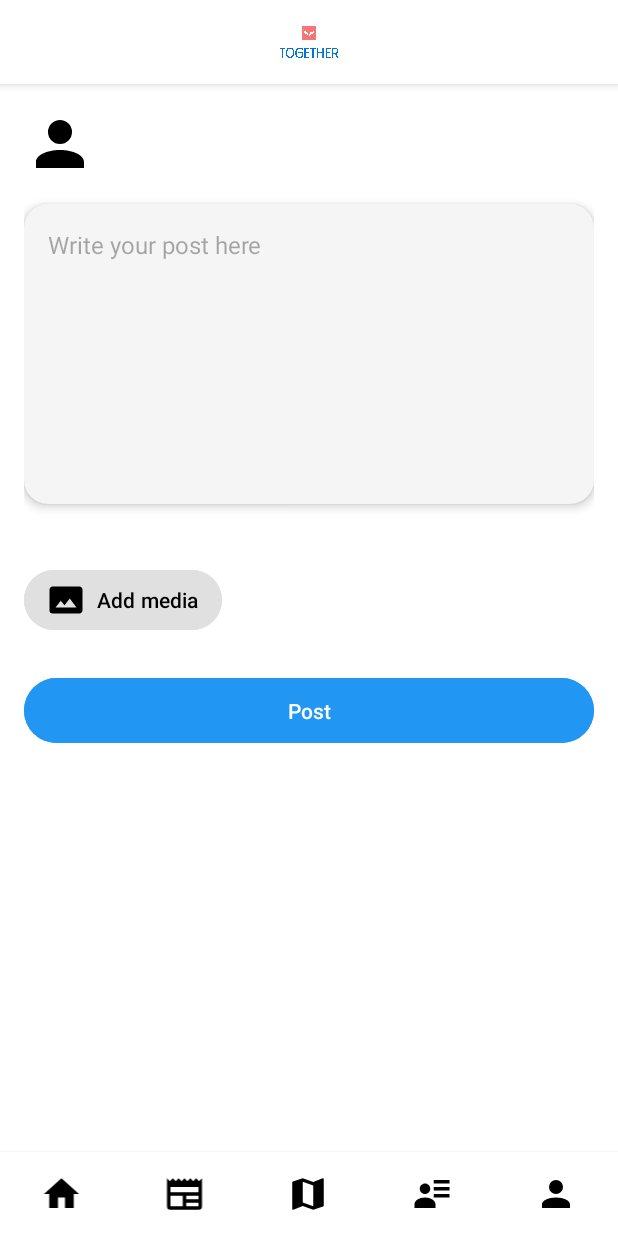
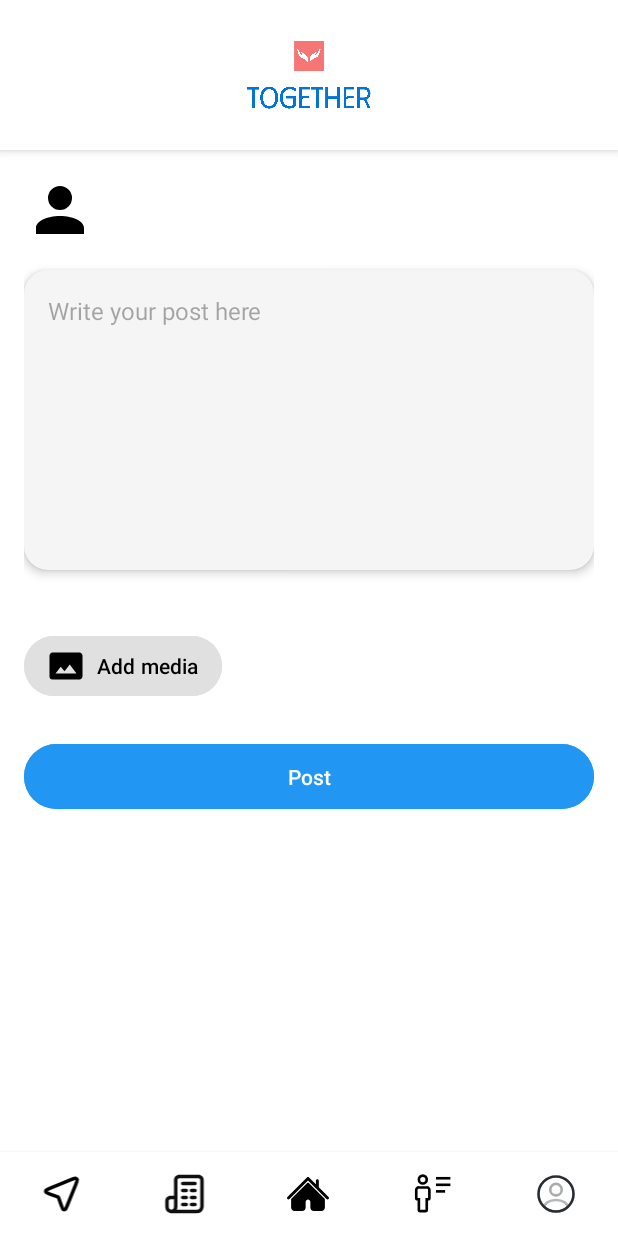
Before and after one commit to dormatana101/TogetherApp, an Android app: the addPostFragment screen opened through its navigation route, on a phone screen of 412 x 824 dp. Run offline under Robolectric (Android 15) with nearby library versions, the phone set to English and light mode, and no system bars; our stand-ins replace Firebase (no records; nobody signed in at launch, a user with empty details on screens opened directly), Picasso; libraries missing offline, so code that uses them is left out: jp.wasabeef.picasso; pictures from the network do not load.

Commit message:
UI changes + delete photos

```diff
--- /dev/null
+++ b/app/src/main/res/drawable/articles_button.xml
@@ -0,0 +1,19 @@
+<vector xmlns:android="http://schemas.android.com/apk/res/android" android:height="200dp" android:viewportHeight="24" android:viewportWidth="24" android:width="200dp">
+
+    <path android:fillColor="#0F0F0F" android:pathData="M11,5C10.448,5 10,5.448 10,6C10,6.552 10.448,7 11,7H18C18.552,7 19,6.552 19,6C19,5.448 18.552,5 18,5H11Z"/>
+
+    <path android:fillColor="#0F0F0F" android:pathData="M10,10C10,9.448 10.448,9 11,9H13C13.552,9 14,9.448 14,10C14,10.552 13.552,11 13,11H11C10.448,11 10,10.552 10,10Z"/>
+
+    <path android:fillColor="#0F0F0F" android:pathData="M11,13C10.448,13 10,13.448 10,14C10,14.552 10.448,15 11,15H13C13.552,15 14,14.552 14,14C14,13.448 13.552,13 13,13H11Z"/>
+
+    <path android:fillColor="#0F0F0F" android:pathData="M10,18C10,17.448 10.448,17 11,17H13C13.552,17 14,17.448 14,18C14,18.552 13.552,19 13,19H11C10.448,19 10,18.552 10,18Z"/>
+
+    <path android:fillColor="#0F0F0F" android:pathData="M16,9C15.448,9 15,9.448 15,10C15,10.552 15.448,11 16,11H18C18.552,11 19,10.552 19,10C19,9.448 18.552,9 18,9H16Z"/>
+
+    <path android:fillColor="#0F0F0F" android:pathData="M15,14C15,13.448 15.448,13 16,13H18C18.552,13 19,13.448 19,14C19,14.552 18.552,15 18,15H16C15.448,15 15,14.552 15,14Z"/>
+
+    <path android:fillColor="#0F0F0F" android:pathData="M16,17C15.448,17 15,17.448 15,18C15,18.552 15.448,19 16,19H18C18.552,19 19,18.552 19,18C19,17.448 18.552,17 18,17H16Z"/>
+
+    <path android:fillColor="#0F0F0F" android:fillType="evenOdd" android:pathData="M4.5,23H19C19.925,23 20.685,22.766 21.289,22.363C21.887,21.965 22.273,21.441 22.519,20.947C22.764,20.458 22.882,19.98 22.94,19.633C22.974,19.425 23,19.212 23,19V4C23,2.343 21.657,1 20,1H9C7.343,1 6,2.343 6,4L6,13H4C2.344,13 1,14.342 1,15.999V19C1,20.839 1.799,21.92 2.736,22.483C3.172,22.744 3.6,22.871 3.913,22.934C4.106,22.972 4.304,23 4.5,23ZM21,4C21,3.448 20.552,3 20,3H9C8.448,3 8,3.448 8,4V19C8,19.805 7.847,20.465 7.596,21H19C19.575,21 19.94,20.859 20.18,20.699C20.426,20.535 20.602,20.309 20.731,20.053C20.892,19.731 20.99,19.356 21,18.994V4ZM4,15H6L6,19C6,20.161 5.549,20.58 5.235,20.768C4.765,21.05 4.232,21.048 3.764,20.768C3.451,20.58 3,20.161 3,19V15.999C3,15.447 3.447,15 4,15Z"/>
+
+</vector>
--- /dev/null
+++ b/app/src/main/res/drawable/delete_button.xml
@@ -0,0 +1,7 @@
+<vector xmlns:android="http://schemas.android.com/apk/res/android" android:height="200dp" android:viewportHeight="485.68" android:viewportWidth="485.68" android:width="200dp">
+
+    <path android:fillColor="#000000" android:pathData="M242.83,485.68C108.94,485.68 0,376.74 0,242.84C0,108.94 108.94,0 242.83,0c133.91,0 242.84,108.94 242.84,242.84C485.68,376.74 376.74,485.68 242.83,485.68zM242.83,74.43c-92.86,0 -168.4,75.55 -168.4,168.41c0,92.86 75.54,168.41 168.4,168.41c92.86,0 168.41,-75.55 168.41,-168.41C411.25,149.98 335.69,74.43 242.83,74.43z"/>
+
+    <path android:fillColor="#000000" android:pathData="M373.28,243.57c0,20.88 -16.93,37.81 -37.81,37.81H150.2c-20.88,0 -37.81,-16.93 -37.81,-37.81c0,-21.69 17.58,-39.27 39.27,-39.27h183.81c20.88,0 37.81,16.93 37.81,37.81L373.28,243.57L373.28,243.57z"/>
+
+</vector>
--- /dev/null
+++ b/app/src/main/res/drawable/home_button.xml
@@ -0,0 +1,7 @@
+<vector xmlns:android="http://schemas.android.com/apk/res/android" android:height="200dp" android:viewportHeight="59.465" android:viewportWidth="59.465" android:width="200dp">
+
+    <path android:fillColor="#000000" android:pathData="M58.862,33.886L45.045,20.069v-9.112c0,-1.136 -0.921,-2.056 -2.056,-2.056c-1.137,0 -2.057,0.92 -2.057,2.056v5.001L31.185,6.21c-0.801,-0.803 -2.104,-0.803 -2.905,0L0.603,33.886c-0.803,0.804 -0.803,2.104 0,2.907c0.802,0.803 2.104,0.803 2.907,0L29.732,10.57l26.223,26.223c0.401,0.398 0.93,0.604 1.455,0.604c0.522,0 1.051,-0.201 1.452,-0.604C59.665,35.988 59.665,34.689 58.862,33.886z"/>
+
+    <path android:fillColor="#000000" android:pathData="M52.979,36.245L31.185,14.449c-0.385,-0.385 -0.908,-0.602 -1.454,-0.602c-0.545,0 -1.068,0.217 -1.453,0.602L6.484,36.245c-0.291,0.288 -0.487,0.659 -0.565,1.062c-0.061,0.314 -0.091,0.633 -0.091,0.942v10.638c0,2.739 2.229,4.971 4.969,4.971h10.638c1.378,0 2.707,-0.582 3.645,-1.599c0.854,-0.923 1.324,-2.12 1.324,-3.373v-7.812c0,-1.896 1.453,-3.48 3.33,-3.658c1.878,0.178 3.331,1.762 3.331,3.658v7.812c0,1.252 0.472,2.45 1.324,3.373c0.938,1.017 2.269,1.599 3.646,1.599h10.638c2.74,0 4.971,-2.229 4.971,-4.972V38.252c0,-0.312 -0.031,-0.63 -0.092,-0.941C53.471,36.904 53.271,36.533 52.979,36.245z"/>
+
+</vector>
--- /dev/null
+++ b/app/src/main/res/drawable/map_button.xml
@@ -0,0 +1,5 @@
+<vector xmlns:android="http://schemas.android.com/apk/res/android" android:height="200dp" android:viewportHeight="24" android:viewportWidth="24" android:width="200dp">
+
+    <path android:fillColor="#00000000" android:pathData="M5.363,12.052C4.011,11.571 3.335,11.33 3.133,10.965C2.958,10.649 2.95,10.267 3.111,9.944C3.297,9.571 3.962,9.301 5.293,8.763L17.836,3.686C19.146,3.155 19.801,2.89 20.215,3.026C20.575,3.144 20.857,3.426 20.975,3.785C21.111,4.199 20.845,4.855 20.315,6.165L15.238,18.708C14.7,20.038 14.43,20.704 14.057,20.89C13.733,21.051 13.352,21.042 13.035,20.868C12.67,20.666 12.43,19.99 11.948,18.638L10.475,14.497C10.382,14.234 10.335,14.102 10.258,13.992C10.191,13.895 10.106,13.81 10.009,13.743C9.899,13.666 9.767,13.619 9.504,13.526L5.363,12.052Z" android:strokeColor="#000000" android:strokeLineCap="round" android:strokeLineJoin="round" android:strokeWidth="2"/>
+
+</vector>
--- /dev/null
+++ b/app/src/main/res/drawable/my_articles.xml
@@ -0,0 +1,13 @@
+<vector xmlns:android="http://schemas.android.com/apk/res/android" android:height="200dp" android:viewportHeight="32" android:viewportWidth="32" android:width="200dp">
+
+    <path android:fillColor="#000000" android:pathData="M19,13h7v2h-7z"/>
+
+    <path android:fillColor="#000000" android:pathData="M19,8h11v2h-11z"/>
+
+    <path android:fillColor="#000000" android:pathData="M19,3h11v2h-11z"/>
+
+    <path android:fillColor="#000000" android:pathData="M11,30H7a2.006,2.006 0,0 1,-2 -2V21a2.006,2.006 0,0 1,-2 -2V13a2.947,2.947 0,0 1,3 -3h6a2.947,2.947 0,0 1,3 3v6a2.006,2.006 0,0 1,-2 2v7A2.006,2.006 0,0 1,11 30ZM6,12a0.945,0.945 0,0 0,-1 1v6H7v9h4V19h2V13a0.945,0.945 0,0 0,-1 -1Z"/>
+
+    <path android:fillColor="#000000" android:pathData="M9,9a4,4 0,1 1,4 -4h0A4.012,4.012 0,0 1,9 9ZM9,3a2,2 0,1 0,2 2h0A2.006,2.006 0,0 0,9 3Z"/>
+
+</vector>
--- /dev/null
+++ b/app/src/main/res/drawable/my_profile_button.xml
@@ -0,0 +1,9 @@
+<vector xmlns:android="http://schemas.android.com/apk/res/android" android:height="200dp" android:viewportHeight="24" android:viewportWidth="24" android:width="200dp">
+
+    <path android:fillAlpha="0.4" android:fillColor="#00000000" android:pathData="M12.121,12.78C12.051,12.77 11.961,12.77 11.881,12.78C10.121,12.72 8.721,11.28 8.721,9.51C8.721,7.7 10.181,6.23 12.001,6.23C13.811,6.23 15.281,7.7 15.281,9.51C15.271,11.28 13.881,12.72 12.121,12.78Z" android:strokeAlpha="0.4" android:strokeColor="#292D32" android:strokeLineCap="round" android:strokeLineJoin="round" android:strokeWidth="1.5"/>
+
+    <path android:fillAlpha="0.34" android:fillColor="#00000000" android:pathData="M18.74,19.38C16.96,21.01 14.6,22 12,22C9.4,22 7.04,21.01 5.26,19.38C5.36,18.44 5.96,17.52 7.03,16.8C9.77,14.98 14.25,14.98 16.97,16.8C18.04,17.52 18.64,18.44 18.74,19.38Z" android:strokeAlpha="0.34" android:strokeColor="#292D32" android:strokeLineCap="round" android:strokeLineJoin="round" android:strokeWidth="1.5"/>
+
+    <path android:fillColor="#00000000" android:pathData="M12,22C17.523,22 22,17.523 22,12C22,6.477 17.523,2 12,2C6.477,2 2,6.477 2,12C2,17.523 6.477,22 12,22Z" android:strokeColor="#292D32" android:strokeLineCap="round" android:strokeLineJoin="round" android:strokeWidth="1.5"/>
+
+</vector>
--- a/app/src/main/res/layout/activity_main.xml
+++ b/app/src/main/res/layout/activity_main.xml
@@ -10,7 +10,7 @@
     <LinearLayout
         android:id="@+id/header"
         android:layout_width="match_parent"
-        android:layout_height="56dp"
+        android:layout_height="100dp"
         android:orientation="horizontal"
         android:background="#FFFFFF"
         android:elevation="4dp"
@@ -22,6 +22,8 @@
             android:layout_height="match_parent"
             android:src="@drawable/logo" />
     </LinearLayout>
+
+
 
     <fragment
         android:id="@+id/fragment_container"
@@ -46,33 +48,23 @@
         android:gravity="center">
 
         <ImageView
-            android:id="@+id/home_icon"
+            android:id="@+id/articles_icon"
             android:layout_width="0dp"
             android:layout_height="wrap_content"
+            android:layout_gravity="center"
             android:layout_weight="1"
-            android:src="@drawable/home"
-            android:layout_gravity="center"
+            android:adjustViewBounds="true"
+            android:maxWidth="40dp"
+            android:maxHeight="40dp"
             android:padding="6dp"
-            android:adjustViewBounds="true"
-            android:maxHeight="40dp"
-            android:maxWidth="40dp" />
+            android:src="@drawable/map_button" />
+
         <ImageView
             android:id="@+id/map_icon"
             android:layout_width="0dp"
             android:layout_height="wrap_content"
             android:layout_weight="1"
-            android:src="@drawable/articles"
-            android:layout_gravity="center"
-            android:padding="6dp"
-            android:adjustViewBounds="true"
-            android:maxHeight="40dp"
-            android:maxWidth="40dp" />
-        <ImageView
-            android:id="@+id/articles_icon"
-            android:layout_width="0dp"
-            android:layout_height="wrap_content"
-            android:layout_weight="1"
-            android:src="@drawable/map"
+            android:src="@drawable/articles_button"
             android:layout_gravity="center"
             android:padding="6dp"
             android:adjustViewBounds="true"
@@ -80,11 +72,23 @@
             android:maxWidth="40dp" />
 
         <ImageView
+            android:id="@+id/home_icon"
+            android:layout_width="0dp"
+            android:layout_height="wrap_content"
+            android:layout_gravity="center"
+            android:layout_weight="1"
+            android:adjustViewBounds="true"
+            android:maxWidth="40dp"
+            android:maxHeight="40dp"
+            android:padding="6dp"
+            android:src="@drawable/home_button" />
+
+        <ImageView
             android:id="@+id/my_posts_icon"
             android:layout_width="0dp"
             android:layout_height="wrap_content"
             android:layout_weight="1"
-            android:src="@drawable/my_posts"
+            android:src="@drawable/my_articles"
             android:layout_gravity="center"
             android:padding="6dp"
             android:adjustViewBounds="true"
@@ -96,7 +100,7 @@
             android:layout_width="0dp"
             android:layout_height="wrap_content"
             android:layout_weight="1"
-            android:src="@drawable/account"
+            android:src="@drawable/my_profile_button"
             android:layout_gravity="center"
             android:padding="6dp"
             android:adjustViewBounds="true"
--- a/app/src/main/res/layout/article_row.xml
+++ b/app/src/main/res/layout/article_row.xml
@@ -13,7 +13,7 @@
         android:id="@+id/articleSquare"
         android:layout_width="match_parent"
         android:layout_height="wrap_content"
-        android:background="#F7F7F7"
+        android:background="#E6F3FF"
         android:gravity="start"
         android:layoutDirection="ltr"
         android:orientation="horizontal"
--- a/app/src/main/res/layout/fragment_add_post.xml
+++ b/app/src/main/res/layout/fragment_add_post.xml
@@ -68,12 +68,30 @@
             android:textSize="16sp" />
     </androidx.cardview.widget.CardView>
 
-    <ImageView
-        android:id="@+id/postImage"
+    <FrameLayout
         android:layout_width="wrap_content"
         android:layout_height="wrap_content"
         android:layout_marginBottom="24dp"
-        android:scaleType="centerCrop"/>
+        android:id="@+id/postImageContainer">
+
+        <ImageView
+            android:id="@+id/postImage"
+            android:layout_width="200dp"
+            android:layout_height="200dp"
+            android:scaleType="centerCrop"
+            android:visibility="gone" />
+
+        <ImageView
+            android:id="@+id/removeImageButton"
+            android:layout_width="24dp"
+            android:layout_height="24dp"
+            android:layout_gravity="top|end"
+            android:layout_margin="6dp"
+            android:background="@drawable/delete_button"
+            android:padding="4dp"
+            android:visibility="gone" />
+    </FrameLayout>
+
 
     <Button
         android:id="@+id/addMediaButton"
--- a/app/src/main/res/layout/fragment_register.xml
+++ b/app/src/main/res/layout/fragment_register.xml
@@ -140,8 +140,8 @@
             android:layout_height="wrap_content"
             android:layout_marginEnd="8dp"
             android:layout_weight="1"
-            android:backgroundTint="#B68181"
-            android:text="Back"
+            android:backgroundTint="@color/darkRed"
+            android:text="Cancel"
             android:textColor="#FFFFFF"
             android:textSize="14sp" />
 
--- a/app/src/main/res/layout/post_row.xml
+++ b/app/src/main/res/layout/post_row.xml
@@ -9,7 +9,7 @@
     android:clipToPadding="false"
     app:cardCornerRadius="16dp"
     app:cardElevation="4dp"
-    android:backgroundTint="#F5F5F5">
+    android:backgroundTint="#E6F3FF">
 
     <androidx.constraintlayout.widget.ConstraintLayout
         android:layout_width="match_parent"
```
Also changed, not shown: app/src/main/java/com/example/togetherproject/view/addPostFragment.kt (+27 -27 lines), app/src/main/res/layout/fragment_edit_profile.xml (+26 -16 lines), app/src/main/res/layout/fragment_feed.xml (+35 -17 lines), app/src/main/res/layout/fragment_my_posts.xml (+21 -5 lines), app/src/main/res/layout/fragment_my_profile.xml (+31 -17 lines), app/src/main/res/layout/my_post_row.xml (+5 -5 lines).
